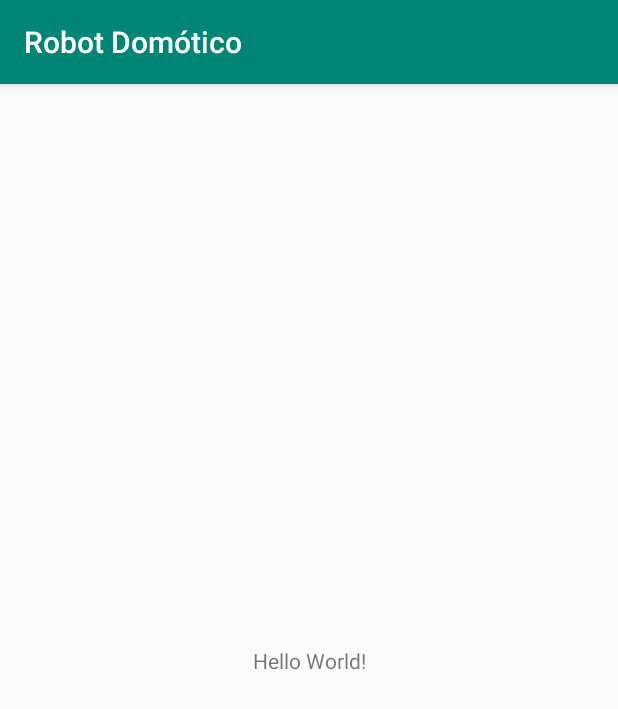
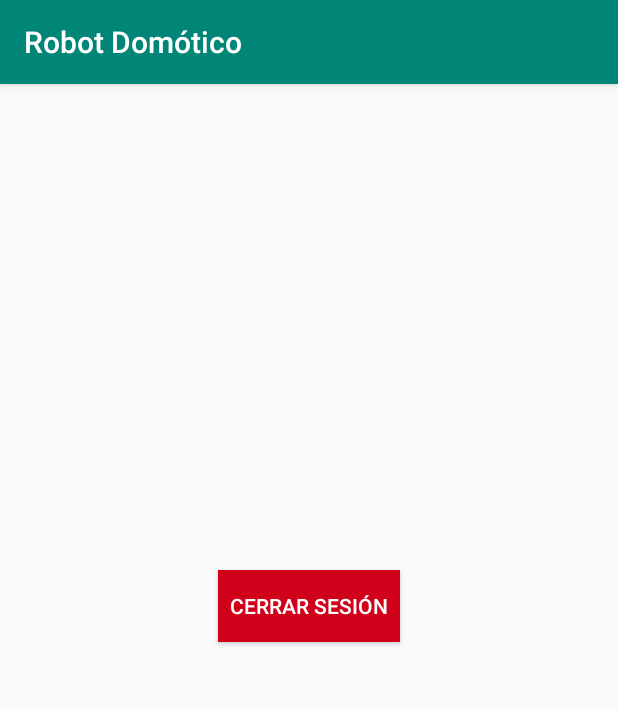
Before and after one commit to CristianBM91/Robot-domotico, an Android app: the screen it shows after launch once a user with an empty profile is signed in (MainActivity), on a phone screen of 412 x 824 dp. Shown: the top 709 px of the screen. Run offline under Robolectric (Android 15) with nearby library versions, the phone set to English and light mode, and no system bars; our stand-ins replace Firebase (no records; nobody signed in at launch, a user with empty details on screens opened directly); libraries missing offline, so code that uses them is left out: com.firebase.ui; 1 statement that could not run was skipped.

Commit message:
Botón de cerrar sesión añadido.

```diff
--- a/app/src/main/java/com/example/robotdomtico/MainActivity.java
+++ b/app/src/main/java/com/example/robotdomtico/MainActivity.java
@@ -2,7 +2,12 @@ package com.example.robotdomtico;
 
 import androidx.appcompat.app.AppCompatActivity;
 
+import android.content.Intent;
 import android.os.Bundle;
+import android.view.View;
+import android.widget.Button;
+
+import com.google.firebase.auth.FirebaseAuth;
 
 public class MainActivity extends AppCompatActivity {
 
@@ -10,5 +15,17 @@ public class MainActivity extends AppCompatActivity {
     protected void onCreate(Bundle savedInstanceState) {
         super.onCreate(savedInstanceState);
         setContentView(R.layout.activity_main);
+
+        Button cerrarSesion =(Button) this.findViewById(R.id.btn_cerrar_sesion);
+
+        cerrarSesion.setOnClickListener(new View.OnClickListener() {
+            public void onClick(View view) {
+                FirebaseAuth.getInstance().signOut();
+                Intent intent = new Intent(Intent.ACTION_MAIN);
+                intent.addCategory(Intent.CATEGORY_HOME);
+                intent.setFlags(Intent.FLAG_ACTIVITY_NEW_TASK);
+                startActivity(intent);
+            }
+        });
     }
 }
--- a/app/src/main/res/layout/activity_main.xml
+++ b/app/src/main/res/layout/activity_main.xml
@@ -6,13 +6,17 @@
     android:layout_height="match_parent"
     tools:context=".MainActivity">
 
-    <TextView
+    <Button
+        android:id="@+id/btn_cerrar_sesion"
         android:layout_width="wrap_content"
         android:layout_height="wrap_content"
-        android:text="Hello World!"
-        app:layout_constraintBottom_toBottomOf="parent"
-        app:layout_constraintLeft_toLeftOf="parent"
-        app:layout_constraintRight_toRightOf="parent"
+        android:layout_marginTop="324dp"
+        android:background="#d0021b"
+        android:padding="8dp"
+        android:text="Cerrar sesión"
+        android:textColor="#fff"
+        app:layout_constraintEnd_toEndOf="parent"
+        app:layout_constraintStart_toStartOf="parent"
         app:layout_constraintTop_toTopOf="parent" />
 
 </androidx.constraintlayout.widget.ConstraintLayout>
```
